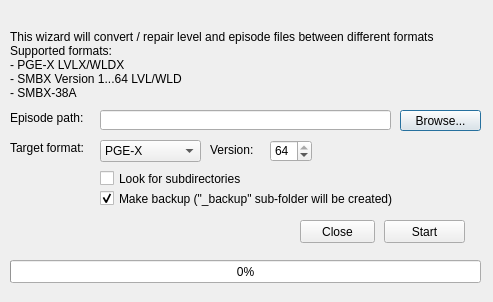
WohlSoft/Moondust-Project, file Maintainer/EpisodeCvt/episode_converter.ui: the form before one commit.
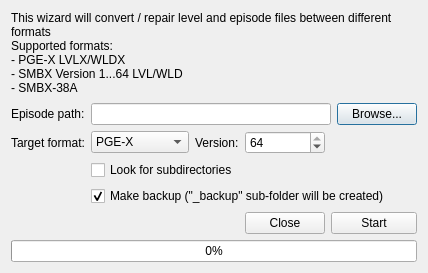
The form after the commit.

Commit message: Dummy episode converter wizart

What changed in the file:
```diff
--- a/Maintainer/EpisodeCvt/episode_converter.ui
+++ b/Maintainer/EpisodeCvt/episode_converter.ui
@@ -6,22 +6,16 @@
    <rect>
     <x>0</x>
     <y>0</y>
-    <width>493</width>
-    <height>302</height>
+    <width>422</width>
+    <height>273</height>
    </rect>
   </property>
   <property name="windowTitle">
    <string>Episode conversion tool</string>
   </property>
+  <layout class="QGridLayout" name="gridLayout">
+   <item row="0" column="0" colspan="6">
   <widget class="QLabel" name="label">
-   <property name="geometry">
-    <rect>
-     <x>10</x>
-     <y>30</y>
-     <width>471</width>
-     <height>71</height>
-    </rect>
-   </property>
    <property name="text">
     <string>This wizard will convert / repair level and episode files between different formats
 Supported formats:
@@ -36,51 +30,33 @@
     <bool>true</bool>
    </property>
   </widget>
-  <widget class="QLineEdit" name="episodePath">
-   <property name="geometry">
-    <rect>
-     <x>100</x>
-     <y>110</y>
-     <width>291</width>
-     <height>20</height>
-    </rect>
-   </property>
-  </widget>
+   </item>
+   <item row="1" column="0">
   <widget class="QLabel" name="label_2">
-   <property name="geometry">
-    <rect>
-     <x>10</x>
-     <y>110</y>
-     <width>81</width>
-     <height>16</height>
-    </rect>
-   </property>
    <property name="text">
     <string>Episode path:</string>
    </property>
   </widget>
+   </item>
+   <item row="1" column="1" colspan="4">
+    <widget class="QLineEdit" name="episodePath"/>
+   </item>
+   <item row="1" column="5">
   <widget class="QPushButton" name="pushButton">
-   <property name="geometry">
-    <rect>
-     <x>400</x>
-     <y>110</y>
-     <width>81</width>
-     <height>21</height>
-    </rect>
-   </property>
    <property name="text">
     <string>Browse...</string>
    </property>
   </widget>
+   </item>
+   <item row="2" column="0">
+    <widget class="QLabel" name="label_3">
+     <property name="text">
+      <string>Target format:</string>
+     </property>
+    </widget>
+   </item>
+   <item row="2" column="1">
   <widget class="QComboBox" name="targetFormat">
-   <property name="geometry">
-    <rect>
-     <x>100</x>
-     <y>140</y>
-     <width>101</width>
-     <height>22</height>
-    </rect>
-   </property>
    <item>
     <property name="text">
      <string>PGE-X</string>
@@ -97,41 +73,16 @@
     </property>
    </item>
   </widget>
-  <widget class="QLabel" name="label_3">
-   <property name="geometry">
-    <rect>
-     <x>10</x>
-     <y>140</y>
-     <width>81</width>
-     <height>16</height>
-    </rect>
-   </property>
-   <property name="text">
-    <string>Target format:</string>
-   </property>
-  </widget>
+   </item>
+   <item row="2" column="2">
   <widget class="QLabel" name="label_4">
-   <property name="geometry">
-    <rect>
-     <x>210</x>
-     <y>140</y>
-     <width>51</width>
-     <height>20</height>
-    </rect>
-   </property>
    <property name="text">
     <string>Version:</string>
    </property>
   </widget>
+   </item>
+   <item row="2" column="3">
   <widget class="QSpinBox" name="targetFormatVer">
-   <property name="geometry">
-    <rect>
-     <x>270</x>
-     <y>140</y>
-     <width>42</width>
-     <height>22</height>
-    </rect>
-   </property>
    <property name="maximum">
     <number>64</number>
    </property>
@@ -139,28 +90,16 @@
     <number>64</number>
    </property>
   </widget>
+   </item>
+   <item row="3" column="1" colspan="5">
   <widget class="QCheckBox" name="lookForSubDirs">
-   <property name="geometry">
-    <rect>
-     <x>100</x>
-     <y>170</y>
-     <width>381</width>
-     <height>17</height>
-    </rect>
-   </property>
    <property name="text">
     <string>Look for subdirectories</string>
    </property>
   </widget>
+   </item>
+   <item row="4" column="1" colspan="5">
   <widget class="QCheckBox" name="makeBacup">
-   <property name="geometry">
-    <rect>
-     <x>100</x>
-     <y>190</y>
-     <width>381</width>
-     <height>17</height>
-    </rect>
-   </property>
    <property name="text">
     <string>Make backup (&quot;_backup&quot; sub-folder will be created)</string>
    </property>
@@ -168,41 +107,23 @@
     <bool>true</bool>
    </property>
   </widget>
-  <widget class="QPushButton" name="DoMadJob">
-   <property name="geometry">
-    <rect>
-     <x>384</x>
-     <y>220</y>
-     <width>81</width>
-     <height>23</height>
-    </rect>
-   </property>
-   <property name="text">
-    <string>Start</string>
-   </property>
-  </widget>
+   </item>
+   <item row="5" column="3">
   <widget class="QPushButton" name="closeBox">
-   <property name="geometry">
-    <rect>
-     <x>300</x>
-     <y>220</y>
-     <width>75</width>
-     <height>23</height>
-    </rect>
-   </property>
    <property name="text">
     <string>Close</string>
    </property>
   </widget>
+   </item>
+   <item row="5" column="4" colspan="2">
+    <widget class="QPushButton" name="DoMadJob">
+     <property name="text">
+      <string>Start</string>
+     </property>
+    </widget>
+   </item>
+   <item row="6" column="0" colspan="6">
   <widget class="QProgressBar" name="progressBar">
-   <property name="geometry">
-    <rect>
-     <x>10</x>
-     <y>260</y>
-     <width>471</width>
-     <height>23</height>
-    </rect>
-   </property>
    <property name="value">
     <number>0</number>
    </property>
@@ -210,6 +131,8 @@
     <bool>true</bool>
    </property>
   </widget>
+   </item>
+  </layout>
  </widget>
  <resources/>
  <connections/>
```
Lines whose indentation alone changed are shown as unchanged. The commit also changes 3 other files.
